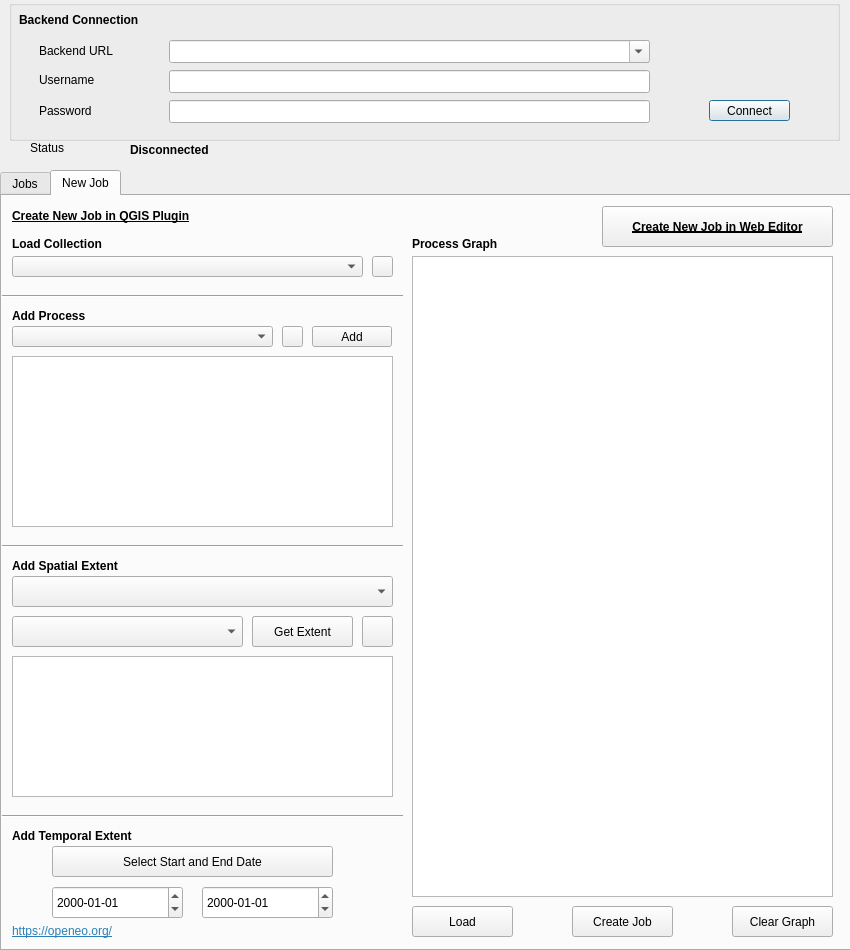
Old version of the form openeo_connector_dialog_base.ui in the repository Open-EO/openeo-qgis-plugin.
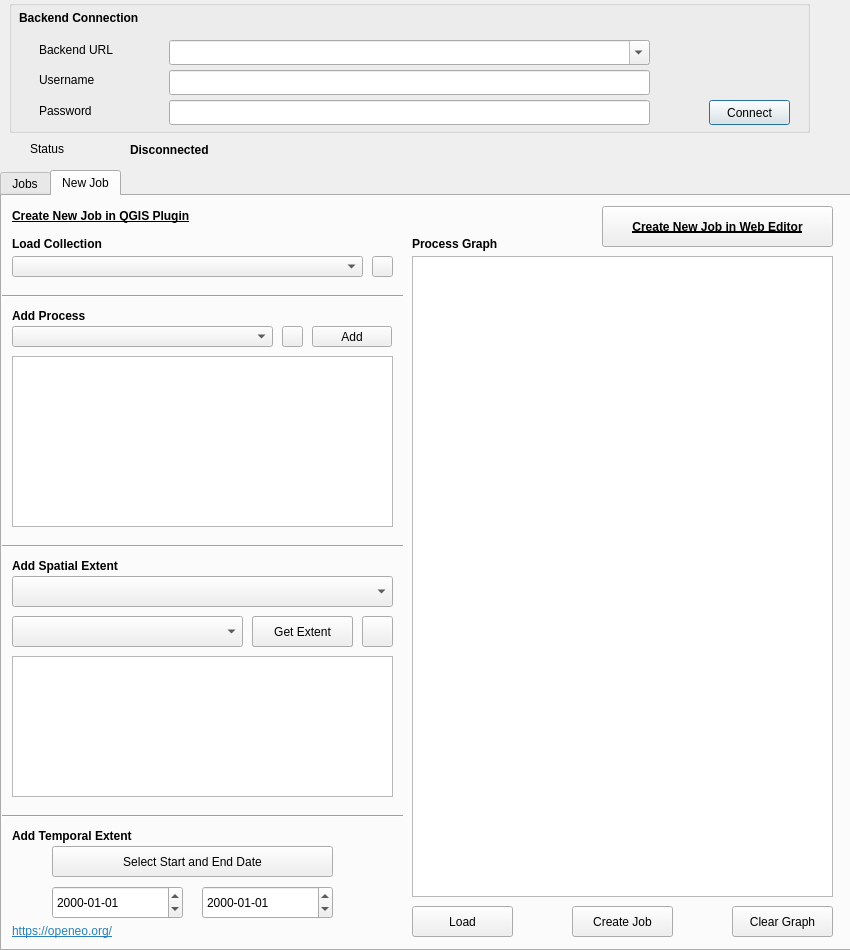
New version of the form. Icons and pictures are not drawn.

Commit message: gui set minimum sizes

The edit to the form file:
```diff
--- a/openeo_connector_dialog_base.ui
+++ b/openeo_connector_dialog_base.ui
@@ -30,10 +30,16 @@
     <rect>
      <x>9</x>
      <y>0</y>
-     <width>831</width>
-     <height>141</height>
+     <width>801</width>
+     <height>133</height>
     </rect>
    </property>
+   <property name="minimumSize">
+    <size>
+     <width>801</width>
+     <height>133</height>
+    </size>
+   </property>
    <property name="title">
     <string/>
    </property>
@@ -43,9 +49,15 @@
       <x>30</x>
       <y>40</y>
       <width>91</width>
-      <height>21</height>
+      <height>20</height>
      </rect>
     </property>
+    <property name="minimumSize">
+     <size>
+      <width>91</width>
+      <height>20</height>
+     </size>
+    </property>
     <property name="text">
      <string>Backend URL</string>
     </property>
@@ -69,9 +81,15 @@
       <x>160</x>
       <y>70</y>
       <width>481</width>
-      <height>23</height>
+      <height>25</height>
      </rect>
     </property>
+    <property name="minimumSize">
+     <size>
+      <width>481</width>
+      <height>23</height>
+     </size>
+    </property>
     <property name="maximumSize">
      <size>
       <width>16777215</width>
@@ -98,9 +116,15 @@
       <x>160</x>
       <y>100</y>
       <width>481</width>
-      <height>23</height>
+      <height>25</height>
      </rect>
     </property>
+    <property name="minimumSize">
+     <size>
+      <width>481</width>
+      <height>23</height>
+     </size>
+    </property>
     <property name="font">
      <font>
       <strikeout>false</strikeout>
@@ -115,8 +139,8 @@
      <rect>
       <x>10</x>
       <y>10</y>
-      <width>161</width>
-      <height>21</height>
+      <width>146</width>
+      <height>17</height>
      </rect>
     </property>
     <property name="text">
@@ -148,9 +172,15 @@
       <x>700</x>
       <y>100</y>
       <width>81</width>
-      <height>21</height>
+      <height>25</height>
      </rect>
     </property>
+    <property name="minimumSize">
+     <size>
+      <width>81</width>
+      <height>21</height>
+     </size>
+    </property>
     <property name="text">
      <string>Connect</string>
     </property>
@@ -161,9 +191,15 @@
       <x>160</x>
       <y>40</y>
       <width>481</width>
-      <height>23</height>
+      <height>25</height>
      </rect>
     </property>
+    <property name="minimumSize">
+     <size>
+      <width>481</width>
+      <height>23</height>
+     </size>
+    </property>
     <property name="editable">
      <bool>true</bool>
     </property>
@@ -719,6 +755,12 @@
      <height>20</height>
     </rect>
    </property>
+   <property name="minimumSize">
+    <size>
+     <width>621</width>
+     <height>20</height>
+    </size>
+   </property>
    <property name="autoFillBackground">
     <bool>false</bool>
    </property>
@@ -732,8 +774,14 @@
      <x>30</x>
      <y>140</y>
      <width>91</width>
+     <height>17</height>
+    </rect>
+   </property>
+   <property name="minimumSize">
+    <size>
+     <width>91</width>
      <height>16</height>
-    </rect>
+    </size>
    </property>
    <property name="text">
     <string>Status</string>
```
Left out of the diff: 54 changed lines with no effect on the pictures.
